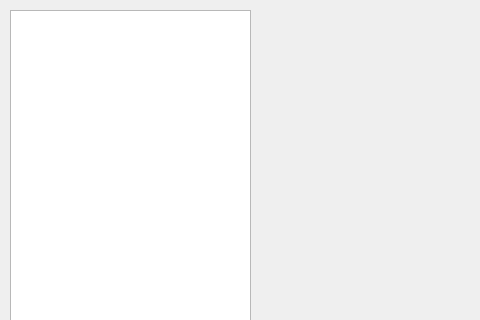
Before: the Qt Designer form src/gui/configureDlg.ui in Destroyerrrocket/doomseeker-unofficial, drawn with Qt 5; both pictures show x 0 to 480 and y 0 to 320 of the 663 by 548 pixel window.
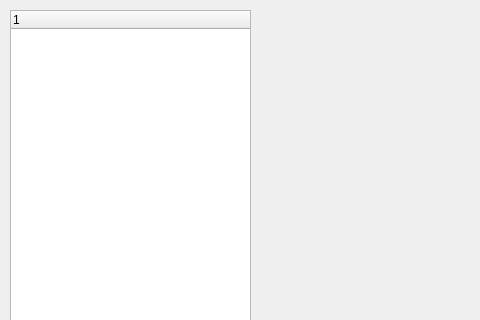
After: the same form once the commit is applied.

The edit to the form file:
```diff
--- a/src/gui/configureDlg.ui
+++ b/src/gui/configureDlg.ui
@@ -24,8 +24,8 @@
      <height>521</height>
     </rect>
    </property>
-   <property name="headerHidden" >
-    <bool>true</bool>
+   <property name="headerHidden">
+    <bool>false</bool>
    </property>
    <property name="columnCount" >
     <number>1</number>
```
Left out of the diff: 21 changed lines with no effect on the pictures.
